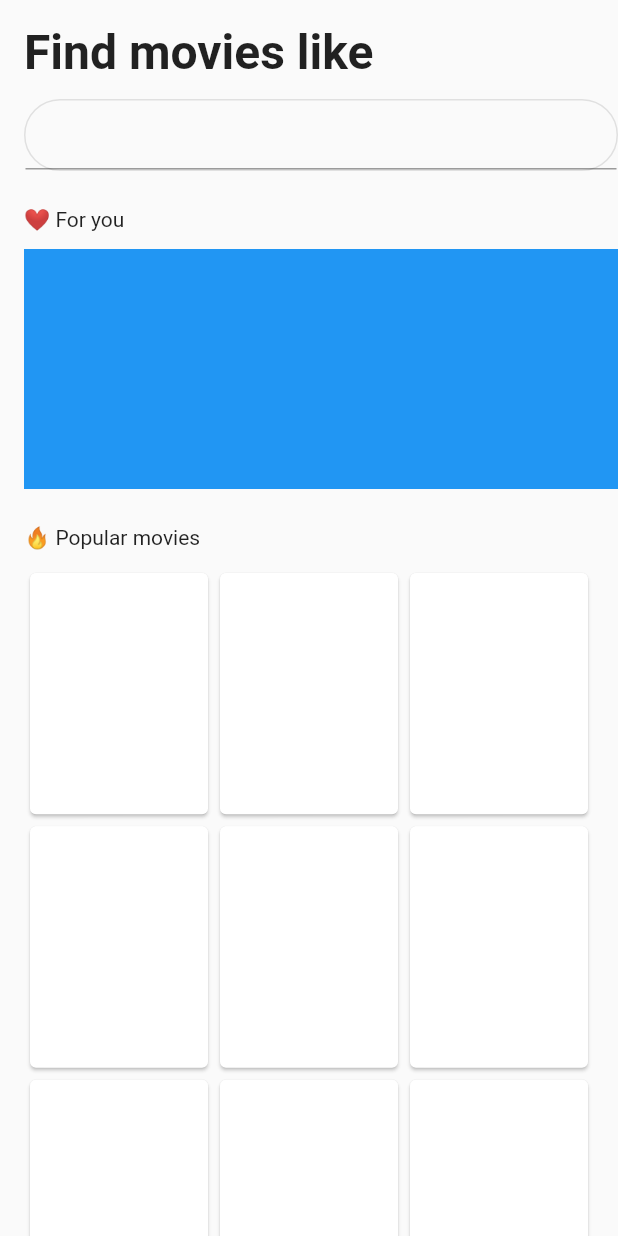
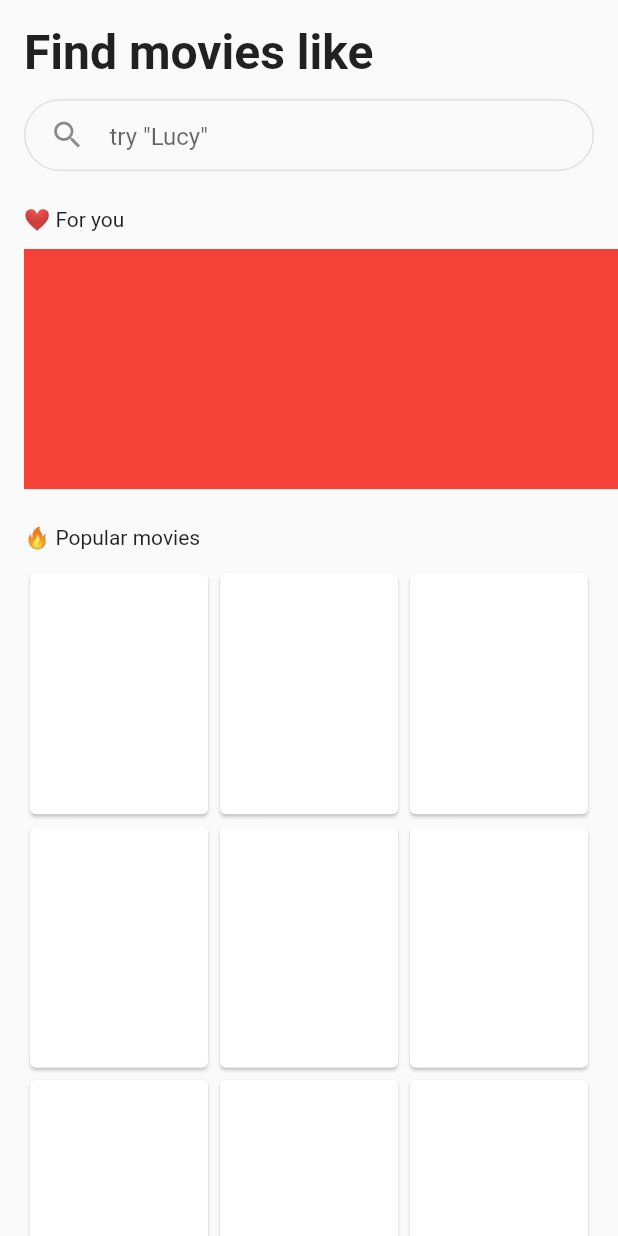
Before and after one commit to JAICHANGPARK/flutter_notebook_17th_story, a Flutter app: the screen it shows after launch, on a phone screen of 412 x 824 dp. Run offline on Flutter 3.47's test engine with Material 2 defaults, Android fonts, the phone set to English and light mode, and no system bars; our stand-ins replace cached_network_image, fl_chart, flutter_riverpod, ionicons, percent_indicator.

Commit message:
Update movie_finder_home_page.dart

```diff
--- a/lib/ep1014_movie_finder_app/src/movie_finder_home_page.dart
+++ b/lib/ep1014_movie_finder_app/src/movie_finder_home_page.dart
@@ -24,7 +24,9 @@ class MovieFinderHomePage extends StatelessWidget {
               const SizedBox(
                 height: 12,
               ),
-              Container(
+              Padding(
+                padding: const EdgeInsets.only(right: 16),
+                child: Container(
                   height: 48,
                   decoration: BoxDecoration(
                     border: Border.all(
@@ -32,14 +34,20 @@ class MovieFinderHomePage extends StatelessWidget {
                     ),
                     borderRadius: BorderRadius.circular(24),
                   ),
+                  padding: EdgeInsets.symmetric(horizontal: 16),
                   child: Consumer(
                     builder: (BuildContext context, WidgetRef ref, Widget? child) {
                       final _controller = ref.watch(movieSearchProvider);
                       return TextField(
                         controller: _controller,
-                      decoration: InputDecoration(),
+                        decoration: InputDecoration(
+                          border: InputBorder.none,
+                          icon: Icon(Icons.search),
+                          hintText: "try \"Lucy\"",
+                        ),
                       );
                     },
+                  ),
                 ),
               ),
               const SizedBox(
@@ -58,6 +66,18 @@ class MovieFinderHomePage extends StatelessWidget {
                       height: 160,
                       child: Container(
                         color: Colors.blue,
+                        child: ListView.builder(
+                          itemBuilder: (context, index) {
+                            return Container(
+                              width: 120,
+                              decoration: BoxDecoration(
+                                color: Colors.red,
+                              ),
+                            );
+                          },
+                          itemCount: 10,
+                          scrollDirection: Axis.horizontal,
+                        ),
                       ),
                     ),
                     const SizedBox(
```
Lines whose indentation alone changed are shown as unchanged.
